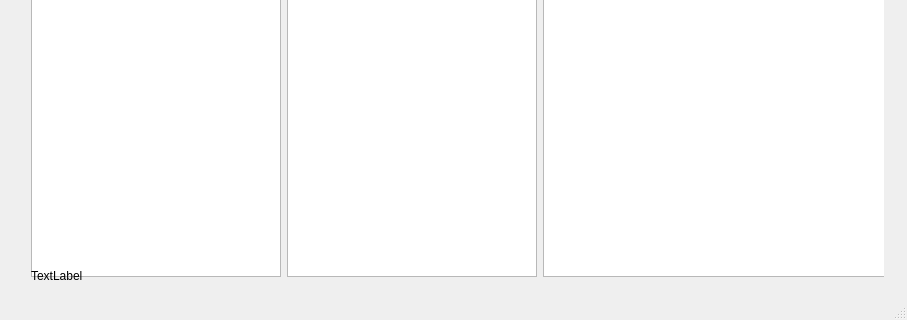
pureooze/PodcastFeed, file mainwindow.ui: the form before one commit; both pictures show x 0 to 907 and y 214 to 534 of the 907 by 534 pixel window.
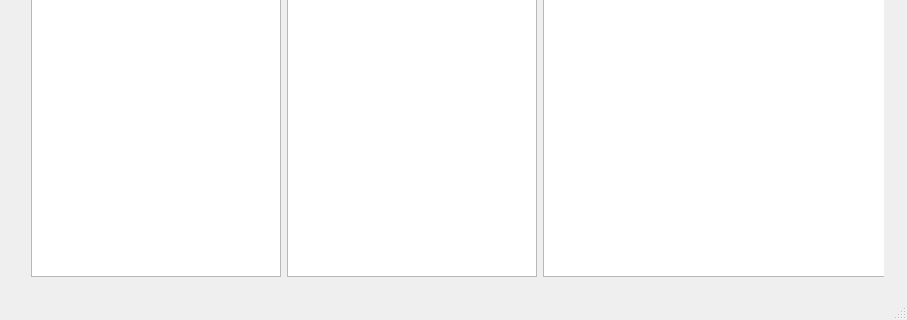
The form after the commit.

Commit message: Current selection Label text cleared

What changed in the file:
```diff
--- a/mainwindow.ui
+++ b/mainwindow.ui
@@ -14,7 +14,7 @@
    <string>MainWindow</string>
   </property>
   <widget class="QWidget" name="centralWidget">
-   <widget class="QWidget" name="">
+   <widget class="QWidget" name="layoutWidget">
     <property name="geometry">
      <rect>
       <x>20</x>
@@ -223,7 +223,7 @@
         </size>
        </property>
        <property name="text">
-        <string>TextLabel</string>
+        <string/>
        </property>
        <property name="textFormat">
         <enum>Qt::PlainText</enum>
```
